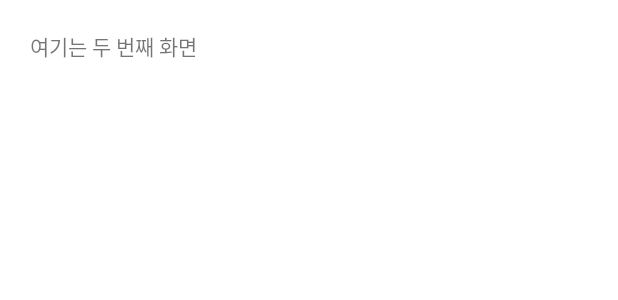
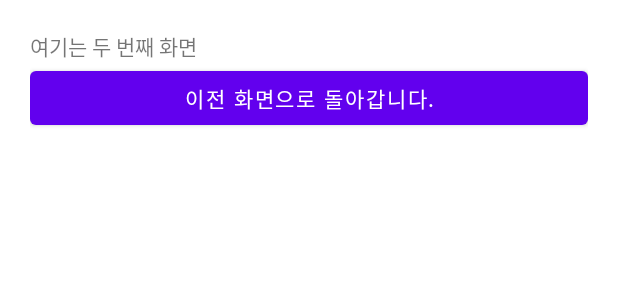
Before and after one commit to Gun7985/work-of-a-college-student, an Android app: the layout activity_second.xml on its own in the app's theme, with its tools: preview values and no code run, on a phone screen of 412 x 824 dp. Shown: the top 300 px of the screen. Run offline under Robolectric (Android 15) with nearby library versions, the phone set to English and light mode, and no system bars.

Commit message:
두 번째 화면을 별도로 데이터 바인딩 세팅

```diff
--- a/app/src/main/java/kr/ac/wku/activity_20231029/SecondActivity.kt
+++ b/app/src/main/java/kr/ac/wku/activity_20231029/SecondActivity.kt
@@ -2,10 +2,16 @@ package kr.ac.wku.activity_20231029
 
 import androidx.appcompat.app.AppCompatActivity
 import android.os.Bundle
+import androidx.databinding.DataBindingUtil
+import kr.ac.wku.activity_20231029.databinding.ActivitySecondBinding
 
 class SecondActivity : AppCompatActivity() {
+
+    lateinit var binding: ActivitySecondBinding
     override fun onCreate(savedInstanceState: Bundle?) {
         super.onCreate(savedInstanceState)
-        setContentView(R.layout.activity_second)
+        binding = DataBindingUtil.setContentView(this, R.layout.activity_second)
+
+
     }
 }
--- a/app/src/main/res/layout/activity_second.xml
+++ b/app/src/main/res/layout/activity_second.xml
@@ -1,4 +1,5 @@
 <?xml version="1.0" encoding="utf-8"?>
+<layout>
     <LinearLayout xmlns:android="http://schemas.android.com/apk/res/android"
         xmlns:app="http://schemas.android.com/apk/res-auto"
         xmlns:tools="http://schemas.android.com/tools"
@@ -13,4 +14,11 @@
             android:layout_height="wrap_content"
             android:text="여기는 두 번째 화면"/>
 
+        <Button
+            android:id="@+id/btnReturn"
+            android:layout_width="match_parent"
+            android:layout_height="wrap_content"
+            android:text="이전 화면으로 돌아갑니다."/>
+
     </LinearLayout>
+</layout>
```
Lines whose indentation alone changed are shown as unchanged.
